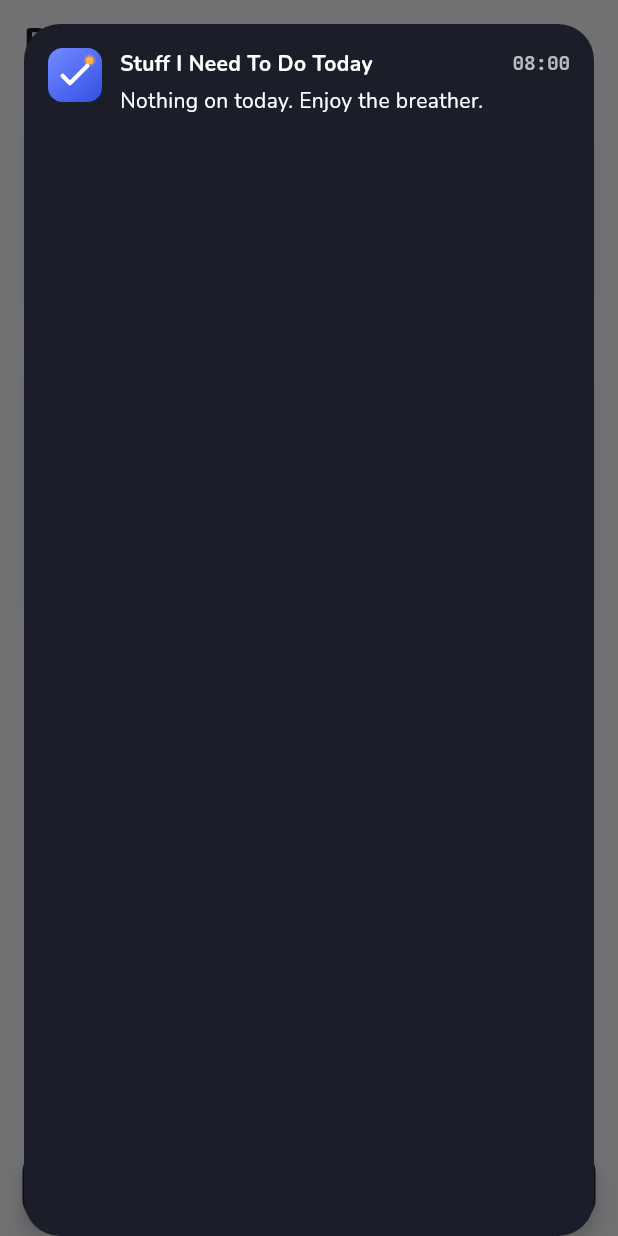
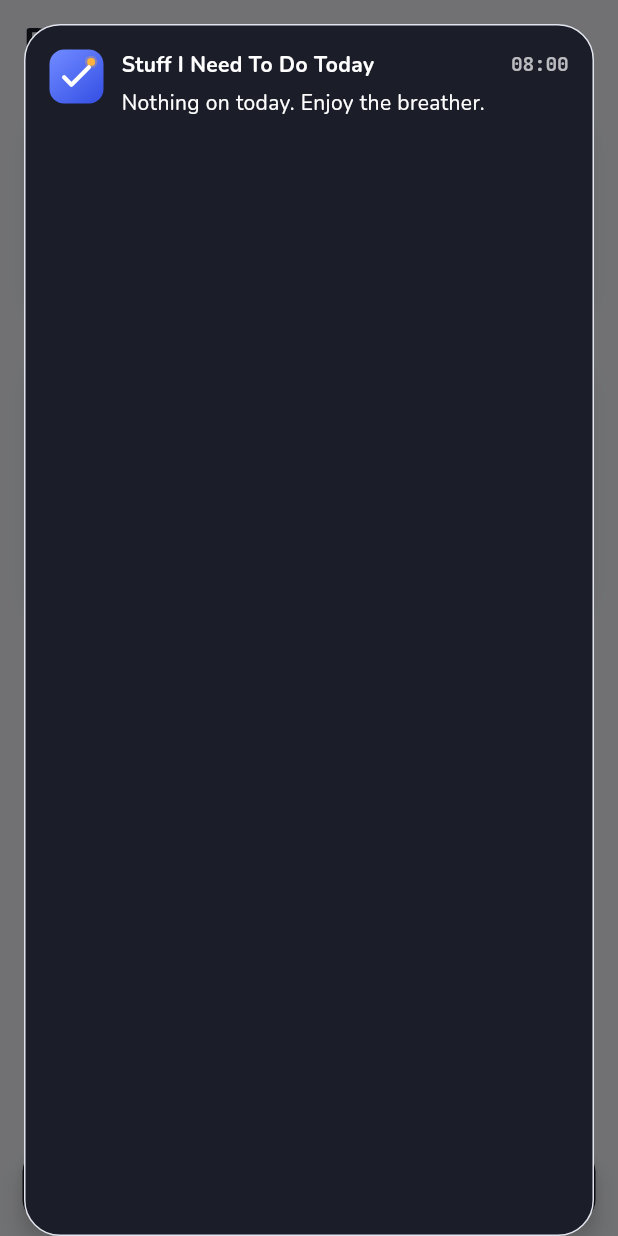
Before and after one commit to code418/shitineedtodotoday, a Flutter app: the RemindersScreen screen opened by its route, after a tap on "Send a test nudge", on a phone screen of 412 x 824 dp. Run offline on Flutter 3.47's test engine with Material 3 defaults, Android fonts, the phone set to English and light mode, and no system bars; our stand-ins replace cloud_firestore, firebase_analytics, firebase_auth, firebase_core, firebase_crashlytics, firebase_messaging and 5 more; accounts and stored records are empty; network calls fail.

Commit message:
fix(reminders): delineate the lock-screen preview in dark mode
The preview is an always-dark ink900 mock; in dark mode the page is also
dark ink, so its edges vanished. Add a subtle palette border so it reads
as a distinct card in both themes.

Co-Authored-By: Claude Opus 4.8 <noreply@anthropic.com>
Claude-Session: https://claude.ai/code/session_01LpB2F2bh7LsN5gr3B28QMW

```diff
--- a/lib/features/notifications/presentation/reminders_screen.dart
+++ b/lib/features/notifications/presentation/reminders_screen.dart
@@ -308,8 +308,11 @@ class _LockScreenCard extends StatelessWidget {
     return Container(
       padding: const EdgeInsets.all(AppSpacing.x4),
       decoration: BoxDecoration(
+        // Always-dark "lock screen" mock. A subtle border delineates it from
+        // the page in dark mode, where the page is also dark ink.
         color: AppColors.ink900,
         borderRadius: BorderRadius.circular(AppRadii.xl),
+        border: Border.all(color: context.palette.borderDefault),
       ),
       child: Row(
         crossAxisAlignment: CrossAxisAlignment.start,
```
